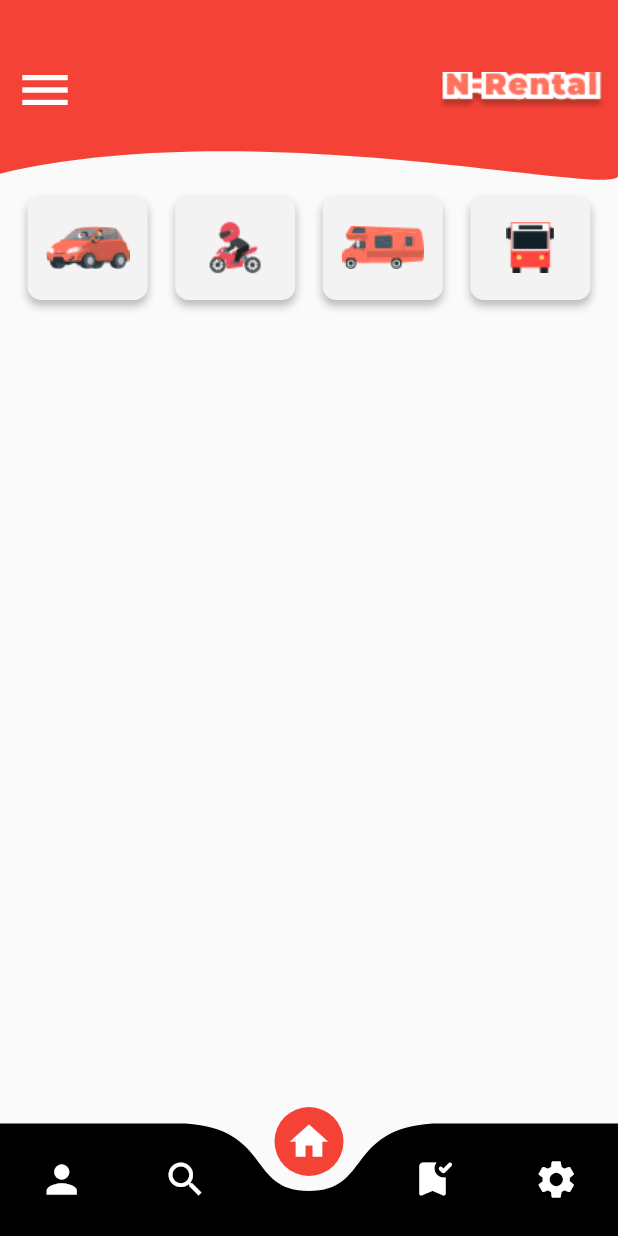
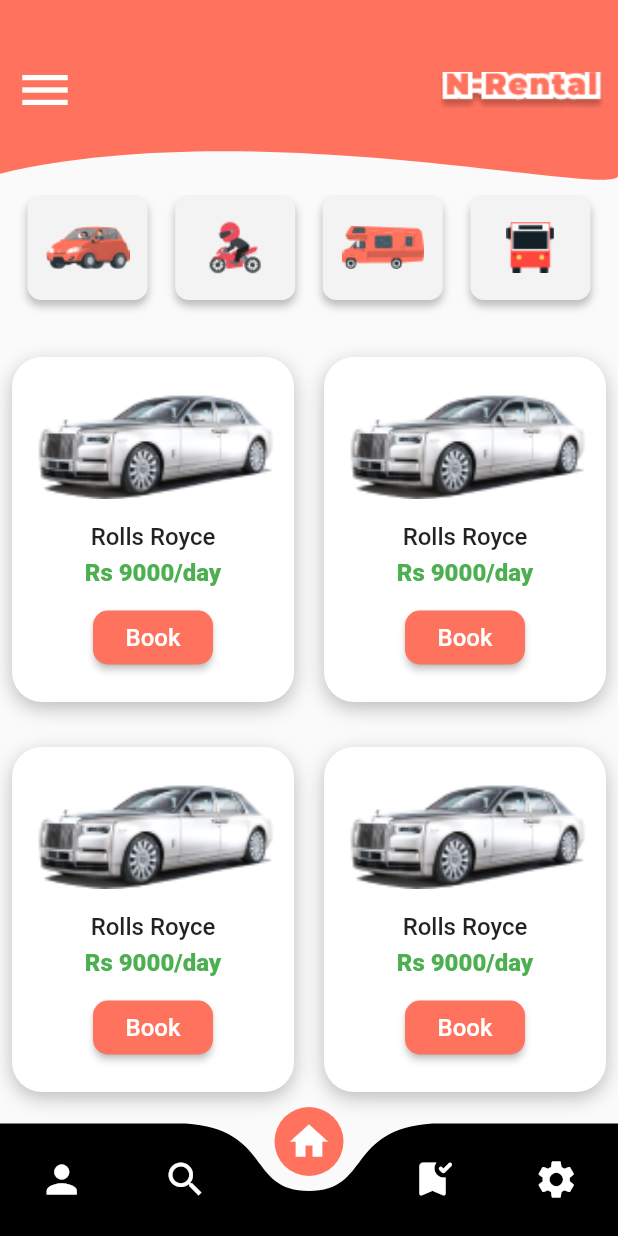
Before and after one commit to prasannakarki77/n-rental-app, a Flutter app: the DashboardScreem screen opened by its route, on a phone screen of 412 x 824 dp. Run offline on Flutter 3.47's test engine with Material 2 defaults, Android fonts, the phone set to English and light mode, and no system bars; drawn by our look-alikes of curved_navigation_bar.

Commit message:
created gridview for vehicle cards

```diff
--- /dev/null
+++ b/lib/models/vehicle.dart
@@ -0,0 +1,10 @@
+class Vehicle {
+  String? name;
+  String? image;
+  String? cost;
+  Vehicle({
+    this.name,
+    this.image,
+    this.cost,
+  });
+}
--- a/lib/screens/dashboard_screen.dart
+++ b/lib/screens/dashboard_screen.dart
@@ -1,5 +1,6 @@
 import 'package:flutter/material.dart';
 import "package:curved_navigation_bar/curved_navigation_bar.dart";
+import 'package:nrental/models/vehicle.dart';
 
 import '../components/customShape.dart';
 
@@ -28,7 +29,7 @@
       bikeIcon = "bike-red.png";
       busIcon = "bus-red.png";
       vanIcon = "van-red.png";
-      bgColorCar = Colors.red;
+      bgColorCar = Color.fromRGBO(255, 114, 94, 1);
       bgColorBike =
           bgColorVan = bgColorBus = const Color.fromRGBO(243, 243, 243, 1);
     }
@@ -37,7 +38,7 @@
       bikeIcon = "bike-white.png";
       busIcon = "bus-red.png";
       vanIcon = "van-red.png";
-      bgColorBike = Colors.red;
+      bgColorBike = Color.fromRGBO(255, 114, 94, 1);
       bgColorCar =
           bgColorVan = bgColorBus = const Color.fromRGBO(243, 243, 243, 1);
     }
@@ -46,7 +47,7 @@
       bikeIcon = "bike-red.png";
       busIcon = "bus-red.png";
       vanIcon = "van-white.png";
-      bgColorVan = Colors.red;
+      bgColorVan = Color.fromRGBO(255, 114, 94, 1);
       bgColorCar =
           bgColorBike = bgColorBus = const Color.fromRGBO(243, 243, 243, 1);
     }
@@ -55,11 +56,39 @@
       bikeIcon = "bike-red.png";
       busIcon = "bus-white.png";
       vanIcon = "van-red.png";
-      bgColorBus = Colors.red;
+      bgColorBus = Color.fromRGBO(255, 114, 94, 1);
       bgColorCar =
-          bgColorVan = bgColorVan = const Color.fromRGBO(243, 243, 243, 1);
+          bgColorVan = bgColorBike = const Color.fromRGBO(243, 243, 243, 1);
     }
   }
+
+  List<Vehicle> lstVehicle = [
+    Vehicle(
+      name: "Rolls Royce",
+      image: "rollsRoyce.png",
+      cost: "9000",
+    ),
+    Vehicle(
+      name: "Rolls Royce",
+      image: "rollsRoyce.png",
+      cost: "9000",
+    ),
+    Vehicle(
+      name: "Rolls Royce",
+      image: "rollsRoyce.png",
+      cost: "9000",
+    ),
+    Vehicle(
+      name: "Rolls Royce",
+      image: "rollsRoyce.png",
+      cost: "9000",
+    ),
+    Vehicle(
+      name: "Rolls Royce",
+      image: "rollsRoyce.png",
+      cost: "9000",
+    )
+  ];
 
   @override
   Widget build(BuildContext context) {
@@ -87,7 +116,7 @@
     ];
     return SafeArea(
       child: Scaffold(
-        extendBody: true,
+        // extendBody: true,
         appBar: AppBar(
           automaticallyImplyLeading: false,
           toolbarHeight: 130,
@@ -98,7 +127,7 @@
             child: Container(
               height: 120,
               width: MediaQuery.of(context).size.width,
-              color: Colors.red,
+              color: const Color.fromRGBO(255, 114, 94, 1),
               child: Padding(
                 padding: const EdgeInsets.all(10),
                 child: Row(
@@ -118,114 +147,40 @@
             ),
           ),
         ),
-        body: Column(
+        body: SingleChildScrollView(
+          child: Column(
             children: [
               Row(
                 mainAxisAlignment: MainAxisAlignment.spaceEvenly,
                 children: [
-                InkWell(
-                  onTap: () => setState(() {
-                    _iconClicked("car");
-                  }),
-                  child: AnimatedContainer(
-                    height: 70,
-                    width: 80,
-                    decoration: BoxDecoration(
-                        color: bgColorCar,
-                        borderRadius: BorderRadius.circular(9),
-                        boxShadow: const [
-                          BoxShadow(
-                            color: Color.fromRGBO(0, 0, 0, 0.25),
-                            spreadRadius: 0,
-                            blurRadius: 4,
-                            offset: Offset(0, 4),
-                          )
-                        ]),
-                    duration: const Duration(milliseconds: 500),
-                    curve: Curves.fastOutSlowIn,
-                    child: Center(
-                      child: Image.asset("assets/images/$carIcon"),
+                  vehicleCategory(bgColorCar, carIcon, "car"),
+                  vehicleCategory(bgColorBike, bikeIcon, "bike"),
+                  vehicleCategory(bgColorVan, vanIcon, "van"),
+                  vehicleCategory(bgColorBus, busIcon, "bus")
+                ],
               ),
+              const SizedBox(
+                height: 30,
               ),
+              SingleChildScrollView(
+                child: GridView.builder(
+                  shrinkWrap: true,
+                  physics: NeverScrollableScrollPhysics(),
+                  gridDelegate: const SliverGridDelegateWithFixedCrossAxisCount(
+                    crossAxisCount: 2,
+                    mainAxisSpacing: 30,
+                    mainAxisExtent: 230,
+                    crossAxisSpacing: 20,
                   ),
-                InkWell(
-                  onTap: () => setState(() {
-                    _iconClicked("bike");
-                  }),
-                  child: AnimatedContainer(
-                    height: 70,
-                    width: 80,
-                    decoration: BoxDecoration(
-                        color: bgColorBike,
-                        borderRadius: BorderRadius.circular(9),
-                        boxShadow: const [
-                          BoxShadow(
-                            color: Color.fromRGBO(0, 0, 0, 0.25),
-                            spreadRadius: 0,
-                            blurRadius: 4,
-                            offset: Offset(0, 4),
-                          )
-                        ]),
-                    duration: const Duration(milliseconds: 500),
-                    curve: Curves.fastOutSlowIn,
-                    child: Center(
-                      child: Image.asset("assets/images/$bikeIcon"),
+                  padding: const EdgeInsets.all(8),
+                  itemCount: lstVehicle.length,
+                  itemBuilder: (context, index) {
+                    return vehicleCard(index);
+                  },
                 ),
-                  ),
-                ),
-                InkWell(
-                  onTap: () => setState(() {
-                    _iconClicked("van");
-                  }),
-                  child: AnimatedContainer(
-                    height: 70,
-                    width: 80,
-                    decoration: BoxDecoration(
-                        color: bgColorVan,
-                        borderRadius: BorderRadius.circular(9),
-                        boxShadow: const [
-                          BoxShadow(
-                            color: Color.fromRGBO(0, 0, 0, 0.25),
-                            spreadRadius: 0,
-                            blurRadius: 4,
-                            offset: Offset(0, 4),
-                          )
-                        ]),
-                    duration: const Duration(milliseconds: 500),
-                    curve: Curves.fastOutSlowIn,
-                    child: Center(
-                      child: Image.asset("assets/images/$vanIcon"),
-                    ),
-                  ),
-                ),
-                InkWell(
-                  onTap: () => setState(() {
-                    _iconClicked("bus");
-                  }),
-                  child: AnimatedContainer(
-                    height: 70,
-                    width: 80,
-                    decoration: BoxDecoration(
-                        color: bgColorBus,
-                        borderRadius: BorderRadius.circular(9),
-                        boxShadow: const [
-                          BoxShadow(
-                            color: Color.fromRGBO(0, 0, 0, 0.25),
-                            spreadRadius: 0,
-                            blurRadius: 4,
-                            offset: Offset(0, 4),
-                          )
-                        ]),
-                    duration: const Duration(milliseconds: 500),
-                    curve: Curves.fastOutSlowIn,
-                    child: Center(
-                      child: Image.asset("assets/images/$busIcon"),
-                    ),
-                  ),
-                ),
-              ],
               )
             ],
+          ),
         ),
         bottomNavigationBar: Theme(
           data: Theme.of(context)
@@ -233,7 +188,7 @@
           child: CurvedNavigationBar(
             index: bottomNavIndex,
             backgroundColor: Colors.transparent,
-            buttonBackgroundColor: Colors.red,
+            buttonBackgroundColor: const Color.fromRGBO(255, 114, 94, 1),
             color: const Color.fromARGB(255, 0, 0, 0),
             items: items,
             animationCurve: Curves.easeInOut,
@@ -246,4 +201,108 @@
       ),
     );
   }
+
+  Widget vehicleCategory(bgColor, icon, vehicleType) {
+    return InkWell(
+      onTap: () => setState(() {
+        _iconClicked("$vehicleType");
+      }),
+      child: AnimatedContainer(
+        height: 70,
+        width: 80,
+        decoration: BoxDecoration(
+          color: bgColor,
+          borderRadius: BorderRadius.circular(9),
+          boxShadow: const [
+            BoxShadow(
+              color: Color.fromRGBO(0, 0, 0, 0.25),
+              spreadRadius: 0,
+              blurRadius: 4,
+              offset: Offset(0, 4),
+            )
+          ],
+        ),
+        duration: const Duration(milliseconds: 500),
+        curve: Curves.fastOutSlowIn,
+        child: Center(
+          child: Image.asset("assets/images/$icon"),
+        ),
+      ),
+    );
   }
+
+  Widget vehicleCard(index) {
+    return Container(
+      decoration: BoxDecoration(
+        color: Colors.white,
+        borderRadius: BorderRadius.circular(20),
+        boxShadow: const [
+          BoxShadow(
+            color: Color.fromRGBO(0, 0, 0, 0.25),
+            spreadRadius: 0,
+            blurRadius: 10,
+            offset: Offset(0, 4),
+          ),
+        ],
+      ),
+      child: Padding(
+        padding: const EdgeInsets.all(10),
+        child: Column(
+          children: [
+            Image.asset(
+              "assets/images/${lstVehicle[index].image}",
+              height: 90,
+              fit: BoxFit.contain,
+            ),
+            const SizedBox(
+              height: 10,
+            ),
+            Text(
+              "${lstVehicle[index].name}",
+              style: const TextStyle(
+                fontSize: 16,
+                fontWeight: FontWeight.w500,
+              ),
+            ),
+            const SizedBox(
+              height: 5,
+            ),
+            Text(
+              "Rs ${lstVehicle[index].cost}/day",
+              style: const TextStyle(
+                fontSize: 16,
+                fontWeight: FontWeight.w800,
+                color: Colors.green,
+              ),
+            ),
+            const SizedBox(
+              height: 10,
+            ),
+            SizedBox(
+              width: 80,
+              child: ElevatedButton(
+                style: ElevatedButton.styleFrom(
+                  primary: const Color.fromRGBO(255, 114, 94, 1),
+                  shape: RoundedRectangleBorder(
+                    borderRadius: BorderRadius.circular(10), // <-- Radius
+                  ),
+                ),
+                onPressed: () => {},
+                child: const Text(
+                  "Book",
+                  style: TextStyle(
+                    fontSize: 16,
+                    fontWeight: FontWeight.w500,
+                  ),
+                ),
+              ),
+            ),
+            const SizedBox(
+              height: 5,
+            ),
+          ],
+        ),
+      ),
+    );
+  }
+}
--- a/lib/screens/login_screen.dart
+++ b/lib/screens/login_screen.dart
@@ -1,5 +1,4 @@
 import 'package:flutter/material.dart';
-import 'package:nrental/screens/register_screen.dart';
 import '../components/customShape.dart';
 
 class LoginScreen extends StatefulWidget {
@@ -15,7 +14,6 @@
   bool isPasswordVisible = true;
   @override
   void initState() {
-    // TODO: implement initState
     super.initState();
     usernameController.addListener(() => setState(() {}));
   }
@@ -35,7 +33,7 @@
             child: Container(
               height: 250,
               width: MediaQuery.of(context).size.width,
-              color: Colors.red,
+              color: Color.fromRGBO(255, 114, 94, 1),
               child: Column(
                 children: [
                   const SizedBox(
--- a/lib/screens/register_screen.dart
+++ b/lib/screens/register_screen.dart
@@ -17,7 +17,6 @@
   bool isPasswordVisible = false;
   @override
   void initState() {
-    // TODO: implement initState
     super.initState();
     usernameController.addListener(() => setState(() {}));
     emailController.addListener(() => setState(() {}));
@@ -38,7 +37,7 @@
             child: Container(
               height: 250,
               width: MediaQuery.of(context).size.width,
-              color: Colors.red,
+              color: Color.fromRGBO(255, 114, 94, 1),
               child: Column(
                 children: [
                   const SizedBox(
@@ -89,10 +88,7 @@
                       borderRadius: BorderRadius.circular(10), // <-- Radius
                     ),
                   ),
-                  onPressed: () {
-                    print(usernameController.text);
-                    print(password);
-                  },
+                  onPressed: () {},
                 ),
               ),
               const SizedBox(
```
Also changed, not shown: assets/images/rollsRoyce.png (added). Lines whose indentation alone changed are shown as unchanged.
